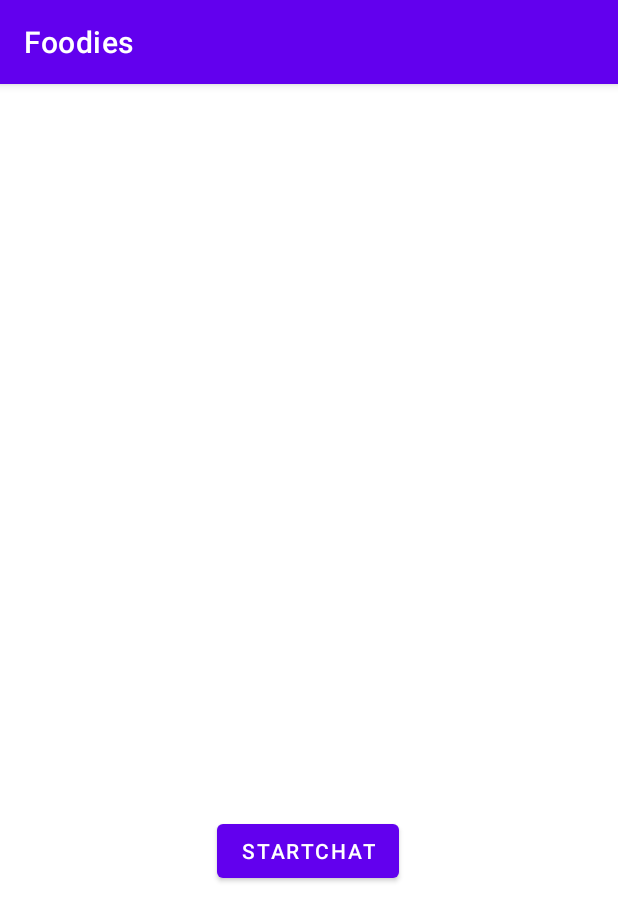
After one commit to FrogTuna/FoodiesApp, an Android app: the startChatActivity screen opened directly, with no data from a screen before it, on a phone screen of 412 x 824 dp. The commit adds this screen. Shown: the top 921 px of the screen. Run offline under Robolectric (Android 15) with nearby library versions, the phone set to English and light mode, and no system bars; Roboto replaces fonts that are not available here.

Commit message:
add rounded protrait style for each user when they chat

```diff
--- a/app/build.gradle
+++ b/app/build.gradle
@@ -56,7 +56,6 @@ dependencies {
     androidTestImplementation 'androidx.test.ext:junit:1.1.3'
     androidTestImplementation 'androidx.test.espresso:espresso-core:3.4.0'
     implementation 'de.hdodenhof:circleimageview:3.1.0'
-    implementation 'com.makeramen:roundedimageview:2.3.0'
 
 
 }
--- a/app/src/main/java/com/example/mobile_assignment_2/chat/ChatActivity.java
+++ b/app/src/main/java/com/example/mobile_assignment_2/chat/ChatActivity.java
@@ -84,7 +84,6 @@ public class ChatActivity extends AppCompatActivity {
                     chatArrayList.add(chatInfo);
 
                 }
-
 
             }
 
--- a/app/src/main/java/com/example/mobile_assignment_2/message/MessageAdapter.java
+++ b/app/src/main/java/com/example/mobile_assignment_2/message/MessageAdapter.java
@@ -10,9 +10,10 @@ import androidx.annotation.NonNull;
 import androidx.recyclerview.widget.RecyclerView;
 
 import com.example.mobile_assignment_2.R;
-import com.makeramen.roundedimageview.RoundedImageView;
 
 import java.util.ArrayList;
+
+import de.hdodenhof.circleimageview.CircleImageView;
 
 class MessageAdapter extends RecyclerView.Adapter<MessageAdapter.MyMessageViewHolder> {
 
@@ -58,7 +59,7 @@ class MessageAdapter extends RecyclerView.Adapter<MessageAdapter.MyMessageViewHo
         //grabbing the views from our recycler_view_row layout file
         //kind like in the onCreate method
 
-        RoundedImageView senderImage;
+        CircleImageView senderImage;
         TextView senderInfo, senderTime;
 
         public MyMessageViewHolder(@NonNull View itemView) {
--- /dev/null
+++ b/app/src/main/java/com/example/mobile_assignment_2/message/startChatActivity.java
@@ -0,0 +1,29 @@
+package com.example.mobile_assignment_2.message;
+
+import androidx.appcompat.app.AppCompatActivity;
+
+import android.content.Intent;
+import android.os.Bundle;
+
+import com.example.mobile_assignment_2.R;
+
+public class startChatActivity extends AppCompatActivity {
+
+    @Override
+    protected void onCreate(Bundle savedInstanceState) {
+        super.onCreate(savedInstanceState);
+        setContentView(R.layout.activity_start_chat);
+        goToConversationIntent();
+    }
+
+
+
+    private void goToConversationIntent(){
+
+        Intent intent = new Intent(this, ChatWindowActivity.class);
+        startActivity(intent);
+
+    }
+
+
+}
--- a/app/src/main/res/layout/activity_start_chat.xml
+++ b/app/src/main/res/layout/activity_start_chat.xml
@@ -6,4 +6,15 @@
     android:layout_height="match_parent"
     tools:context=".message.startChatActivity">
 
+    <Button
+        android:id="@+id/button2"
+        android:layout_width="wrap_content"
+        android:layout_height="wrap_content"
+        android:text="StartChat"
+        app:layout_constraintBottom_toBottomOf="parent"
+        app:layout_constraintEnd_toEndOf="parent"
+        app:layout_constraintHorizontal_bias="0.498"
+        app:layout_constraintStart_toStartOf="parent"
+        app:layout_constraintTop_toTopOf="parent"
+        app:layout_constraintVertical_bias="0.677" />
 </androidx.constraintlayout.widget.ConstraintLayout>
```
Also changed, not shown: app/src/main/AndroidManifest.xml (+3 -5 lines), app/src/main/java/com/example/mobile_assignment_2/message/ChatMessage.java (+1 -19 lines), app/src/main/java/com/example/mobile_assignment_2/message/ChatWindowActivity.java (+12 -33 lines), app/src/main/java/com/example/mobile_assignment_2/message/MessageAdapter2.java (+11 -20 lines), app/src/main/res/layout/chat_window_left.xml (+27 -25 lines), app/src/main/res/layout/chat_window_right.xml (+9 -8 lines).
